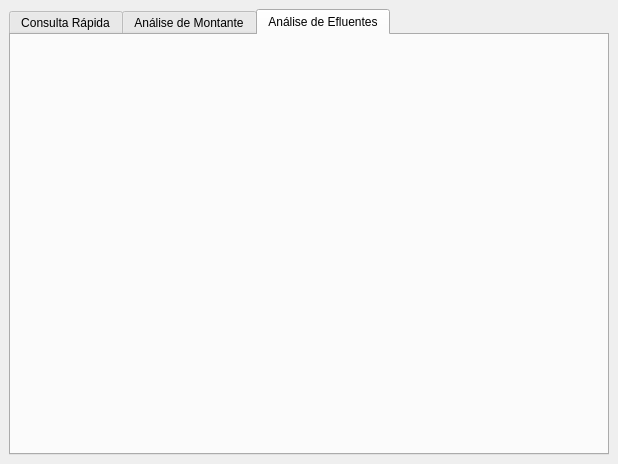
This is iat_teste_dockwidget_base.ui in zyngra/IatTeste as Qt 5 draws it before an edit. The edited form follows.
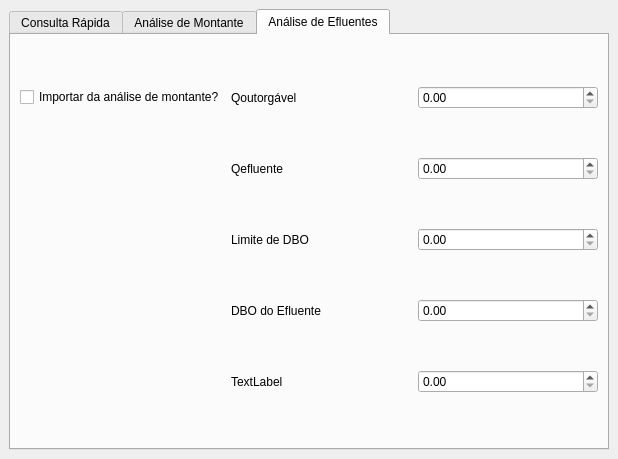
This is the edited form. The open tabs and pages were chosen to show the change. Custom widgets are drawn as their Qt base class.

Commit message: Alterações na lógica interna de memorial de cálculo e criação da janela do plugin.

```diff
--- a/iat_teste_dockwidget_base.ui
+++ b/iat_teste_dockwidget_base.ui
@@ -7,7 +7,7 @@
     <x>0</x>
     <y>0</y>
     <width>618</width>
-    <height>464</height>
+    <height>459</height>
    </rect>
   </property>
   <property name="windowTitle">
@@ -438,6 +438,71 @@
        <attribute name="title">
         <string>Análise de Efluentes</string>
        </attribute>
+       <layout class="QGridLayout" name="gridLayout_4">
+        <item row="0" column="2">
+         <widget class="QDoubleSpinBox" name="doubleSpinBox"/>
+        </item>
+        <item row="2" column="2">
+         <widget class="QDoubleSpinBox" name="doubleSpinBox_2"/>
+        </item>
+        <item row="4" column="1">
+         <widget class="QLabel" name="label_17">
+          <property name="text">
+           <string>DBO do Efluente</string>
+          </property>
+         </widget>
+        </item>
+        <item row="5" column="2">
+         <widget class="QDoubleSpinBox" name="doubleSpinBox_5"/>
+        </item>
+        <item row="0" column="1">
+         <widget class="QLabel" name="label_14">
+          <property name="text">
+           <string>Qoutorgável</string>
+          </property>
+         </widget>
+        </item>
+        <item row="3" column="2">
+         <widget class="QDoubleSpinBox" name="doubleSpinBox_3"/>
+        </item>
+        <item row="4" column="2">
+         <widget class="QDoubleSpinBox" name="doubleSpinBox_4"/>
+        </item>
+        <item row="5" column="1">
+         <widget class="QLabel" name="label_18">
+          <property name="text">
+           <string>TextLabel</string>
+          </property>
+         </widget>
+        </item>
+        <item row="2" column="1">
+         <widget class="QLabel" name="label_15">
+          <property name="text">
+           <string>Qefluente</string>
+          </property>
+         </widget>
+        </item>
+        <item row="3" column="1">
+         <widget class="QLabel" name="label_16">
+          <property name="text">
+           <string>Limite de DBO</string>
+          </property>
+         </widget>
+        </item>
+        <item row="0" column="0">
+         <widget class="QCheckBox" name="checkBox_2">
+          <property name="acceptDrops">
+           <bool>false</bool>
+          </property>
+          <property name="text">
+           <string>Importar da análise de montante?</string>
+          </property>
+          <property name="tristate">
+           <bool>false</bool>
+          </property>
+         </widget>
+        </item>
+       </layout>
       </widget>
      </widget>
     </item>
```
Left out of the diff: 373 changed lines with no effect on the pictures. The commit also changes 2 other files.
